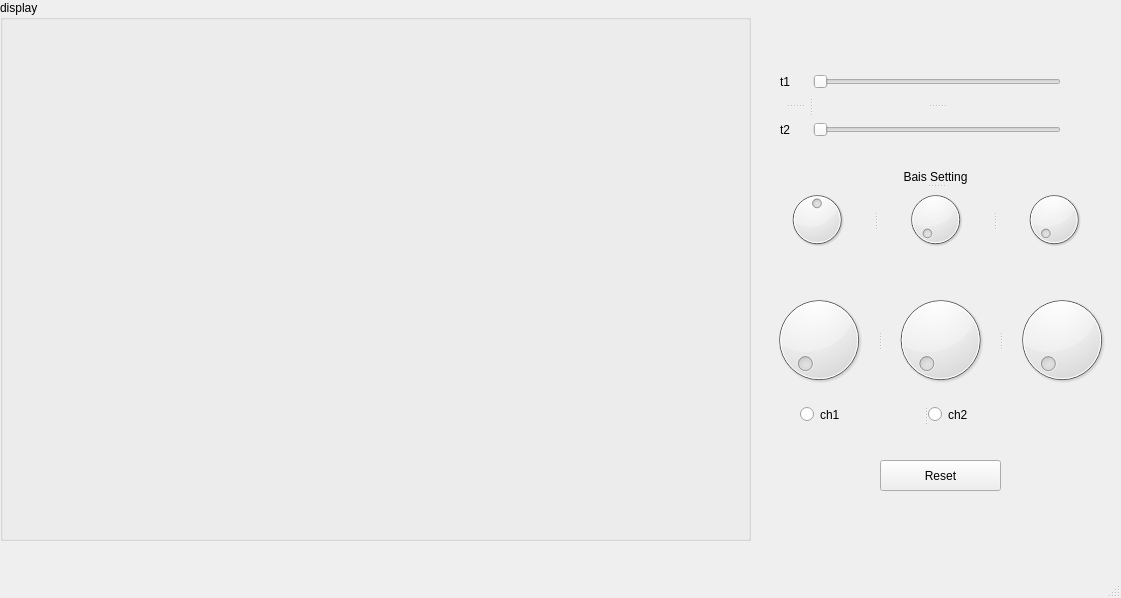
This is main.ui in black-pigeon/pyqt_osc as Qt 5 draws it before an edit. The edited form follows.
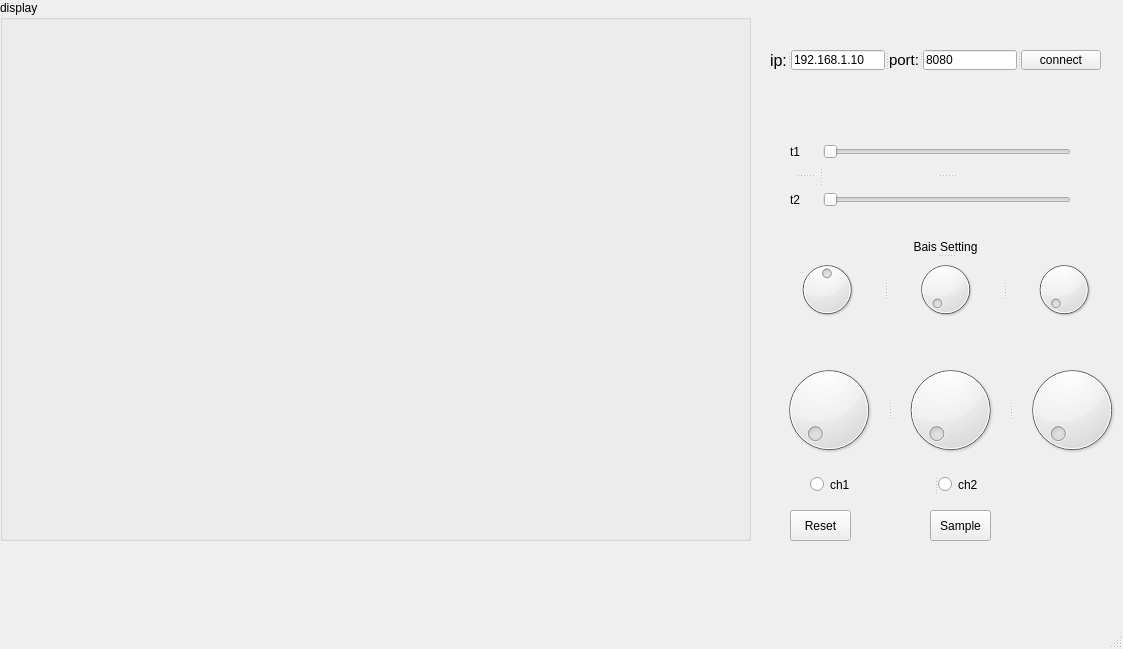
This is the edited form.

```diff
--- a/main.ui
+++ b/main.ui
@@ -6,8 +6,8 @@
    <rect>
     <x>0</x>
     <y>0</y>
-    <width>1121</width>
-    <height>598</height>
+    <width>1123</width>
+    <height>649</height>
    </rect>
   </property>
   <property name="windowTitle">
@@ -30,9 +30,9 @@
    <widget class="QPushButton" name="btn_reset">
     <property name="geometry">
      <rect>
-      <x>880</x>
-      <y>460</y>
-      <width>121</width>
+      <x>790</x>
+      <y>510</y>
+      <width>61</width>
       <height>31</height>
      </rect>
     </property>
@@ -43,8 +43,8 @@
    <widget class="QSplitter" name="splitter_3">
     <property name="geometry">
      <rect>
-      <x>800</x>
-      <y>400</y>
+      <x>810</x>
+      <y>470</y>
       <width>251</width>
       <height>29</height>
      </rect>
@@ -66,8 +66,8 @@
    <widget class="QSplitter" name="splitter_2">
     <property name="geometry">
      <rect>
-      <x>760</x>
-      <y>290</y>
+      <x>770</x>
+      <y>360</y>
       <width>361</width>
       <height>100</height>
      </rect>
@@ -111,8 +111,8 @@
    <widget class="QSplitter" name="splitter_8">
     <property name="geometry">
      <rect>
-      <x>780</x>
-      <y>60</y>
+      <x>790</x>
+      <y>130</y>
       <width>281</width>
       <height>91</height>
      </rect>
@@ -154,8 +154,8 @@
    <widget class="QSplitter" name="splitter_9">
     <property name="geometry">
      <rect>
-      <x>760</x>
-      <y>170</y>
+      <x>770</x>
+      <y>240</y>
       <width>351</width>
       <height>81</height>
      </rect>
@@ -203,6 +203,69 @@
      </widget>
     </widget>
    </widget>
+   <widget class="QSplitter" name="splitter_10">
+    <property name="geometry">
+     <rect>
+      <x>770</x>
+      <y>50</y>
+      <width>331</width>
+      <height>20</height>
+     </rect>
+    </property>
+    <property name="orientation">
+     <enum>Qt::Horizontal</enum>
+    </property>
+    <widget class="QLabel" name="label_4">
+     <property name="font">
+      <font>
+       <family>Arial</family>
+       <pointsize>12</pointsize>
+      </font>
+     </property>
+     <property name="text">
+      <string>ip:</string>
+     </property>
+    </widget>
+    <widget class="QLineEdit" name="ip_editor">
+     <property name="text">
+      <string>192.168.1.10</string>
+     </property>
+    </widget>
+    <widget class="QLabel" name="label_5">
+     <property name="font">
+      <font>
+       <family>Arial</family>
+       <pointsize>11</pointsize>
+      </font>
+     </property>
+     <property name="text">
+      <string>port:</string>
+     </property>
+    </widget>
+    <widget class="QLineEdit" name="port_editor">
+     <property name="text">
+      <string>8080</string>
+     </property>
+    </widget>
+    <widget class="QPushButton" name="net_btn">
+     <property name="text">
+      <string>connect</string>
+     </property>
+    </widget>
+   </widget>
+   <widget class="QPushButton" name="btn_sample">
+    <property name="geometry">
+     <rect>
+      <x>930</x>
+      <y>510</y>
+      <width>61</width>
+      <height>31</height>
+     </rect>
+    </property>
+    <property name="text">
+     <string>Sample</string>
+    </property>
+   </widget>
   </widget>
   <widget class="QMenuBar" name="menubar">
    <property name="geometry">
```
Left out of the diff: 4 changed lines with no effect on the pictures.
